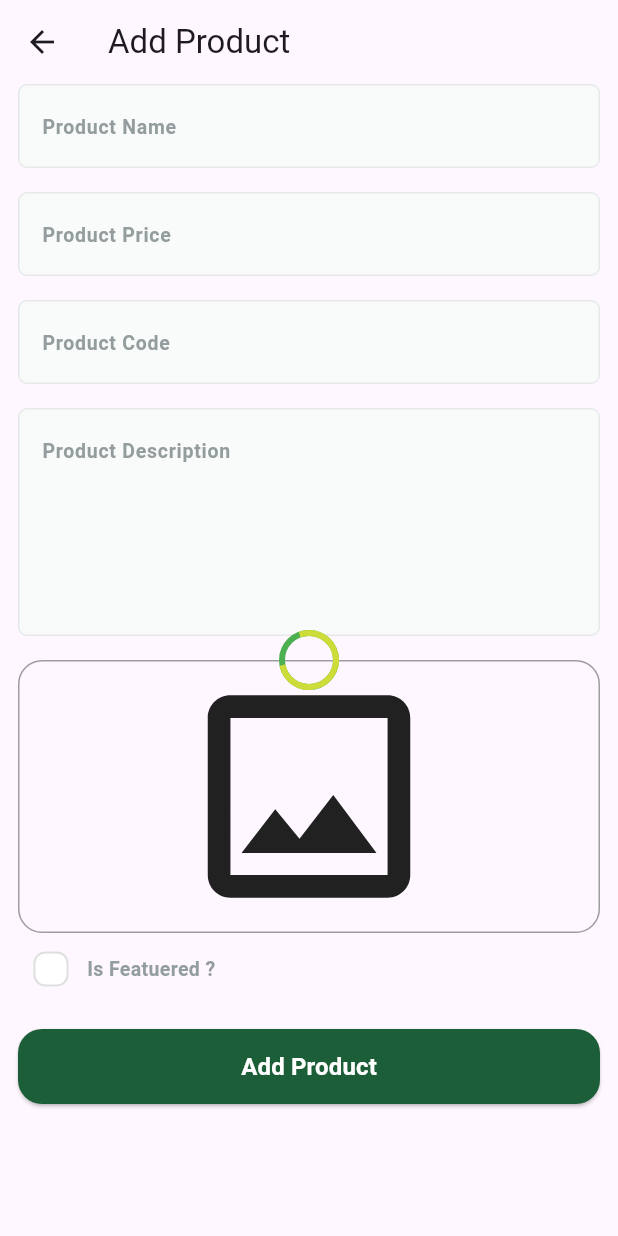
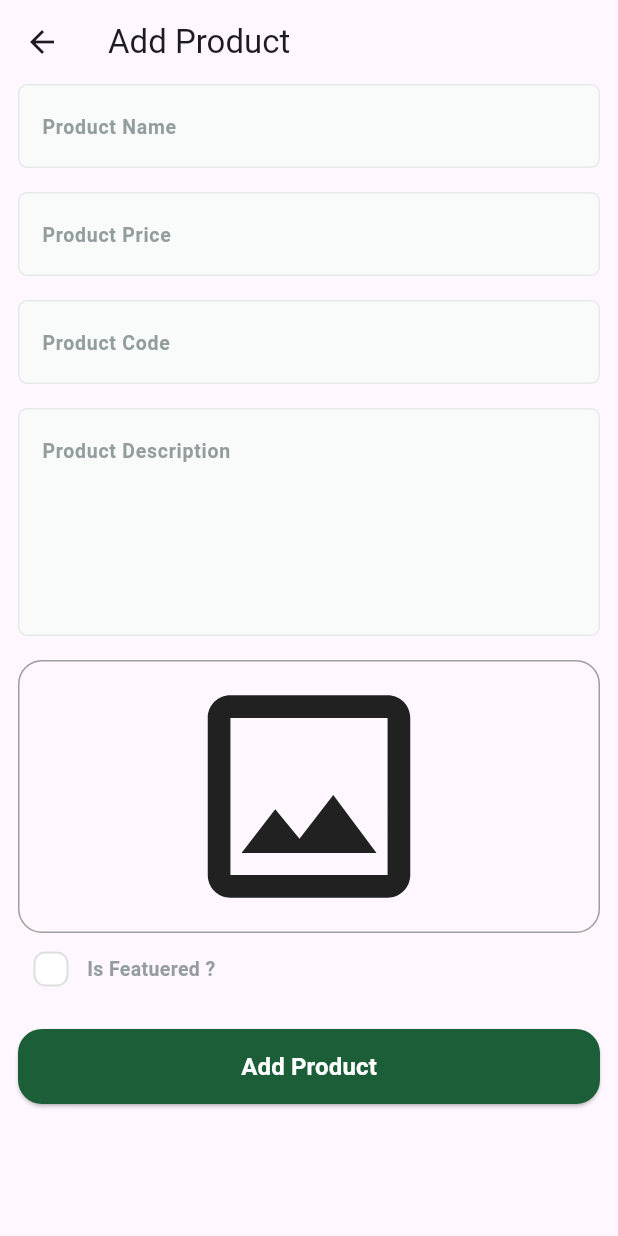
Before and after one commit to ElDaly15/Fruits-Hub-Dashboard, a Flutter app: the AddProductView screen opened by its route, on a phone screen of 412 x 824 dp. Run offline on Flutter 3.47's test engine with Material 3 defaults, Android fonts, the phone set to English and light mode, and no system bars; drawn by our look-alikes of modal_progress_hud_nsn; our stand-ins replace bloc, cloud_firestore, dartz, firebase_core, firebase_storage, flutter_bloc and 1 more; accounts and stored records are empty; Roboto replaces fonts that are missing (Cairo).

```diff
--- a/lib/featuers/add_product/presentation/views/widgets/add_product_bloc_consumer.dart
+++ b/lib/featuers/add_product/presentation/views/widgets/add_product_bloc_consumer.dart
@@ -29,12 +29,12 @@ class AddProdcutViewBodyBlocConsumer extends StatelessWidget {
         }
       },
       builder: (context, state) {
-        return const ModalProgressHUD(
+        return ModalProgressHUD(
           color: Colors.transparent,
-          progressIndicator: CircularProgressIndicator(
+          progressIndicator: const CircularProgressIndicator(
               backgroundColor: Colors.green, color: Colors.lime),
-          inAsyncCall: true,
-          child: AddProdcutViewBody(),
+          inAsyncCall: state is AddProductLoading,
+          child: const AddProdcutViewBody(),
         );
       },
     );
```
